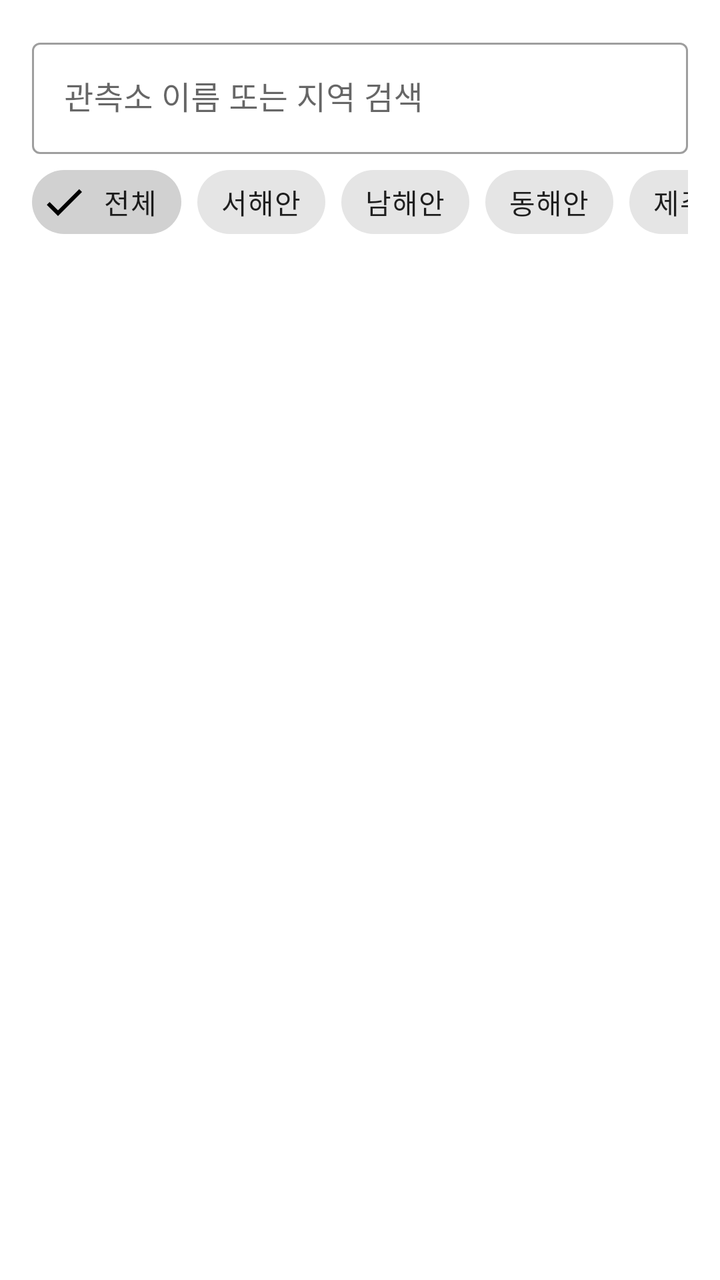
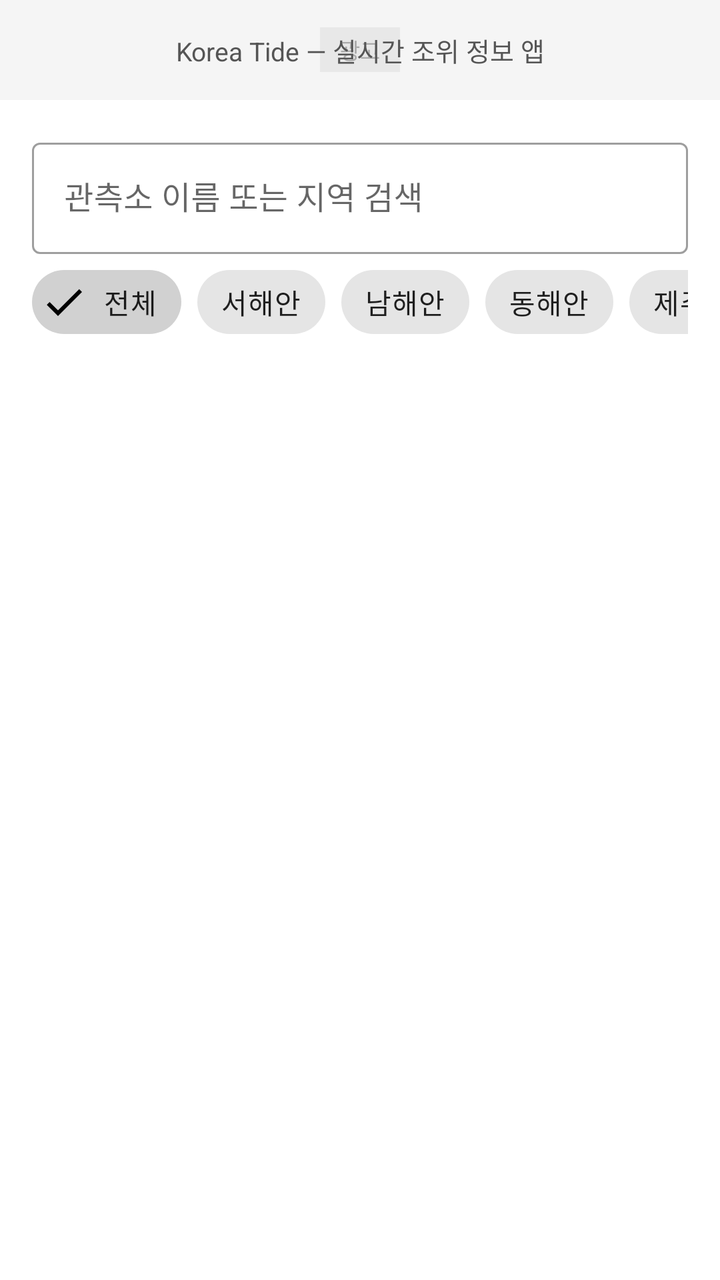

Before-and-after screenshots of an Android layout around one commit, followed by the original layout XML and the change that was made.
<!-- AndroidManifest.xml: application theme Theme.KoreTide -->
<!-- res/layout/fragment_search.xml -->
<?xml version="1.0" encoding="utf-8"?>
<androidx.constraintlayout.widget.ConstraintLayout
    xmlns:android="http://schemas.android.com/apk/res/android"
    xmlns:app="http://schemas.android.com/apk/res-auto"
    android:layout_width="match_parent"
    android:layout_height="match_parent"
    android:background="?android:attr/windowBackground">

    <com.google.android.material.textfield.TextInputLayout
        android:id="@+id/tilSearch"
        style="@style/Widget.MaterialComponents.TextInputLayout.OutlinedBox"
        android:layout_width="0dp"
        android:layout_height="wrap_content"
        android:layout_margin="@dimen/spacing_md"
        app:layout_constraintTop_toTopOf="parent"
        app:layout_constraintStart_toStartOf="parent"
        app:layout_constraintEnd_toEndOf="parent">

        <com.google.android.material.textfield.TextInputEditText
            android:id="@+id/etSearch"
            android:layout_width="match_parent"
            android:layout_height="wrap_content"
            android:hint="@string/hint_search"
            android:inputType="text"
            android:imeOptions="actionSearch"
            android:singleLine="true" />
    </com.google.android.material.textfield.TextInputLayout>

    <HorizontalScrollView
        android:id="@+id/scrollChips"
        android:layout_width="0dp"
        android:layout_height="wrap_content"
        android:scrollbars="none"
        android:paddingHorizontal="@dimen/spacing_md"
        app:layout_constraintTop_toBottomOf="@id/tilSearch"
        app:layout_constraintStart_toStartOf="parent"
        app:layout_constraintEnd_toEndOf="parent">

        <com.google.android.material.chip.ChipGroup
            android:id="@+id/chipGroup"
            android:layout_width="wrap_content"
            android:layout_height="wrap_content"
            app:singleSelection="true">

            <com.google.android.material.chip.Chip
                android:id="@+id/chipAll"
                style="@style/Widget.MaterialComponents.Chip.Filter"
                android:layout_width="wrap_content"
                android:layout_height="wrap_content"
                android:text="@string/filter_all"
                android:checked="true" />

            <com.google.android.material.chip.Chip
                android:id="@+id/chipWest"
                style="@style/Widget.MaterialComponents.Chip.Filter"
                android:layout_width="wrap_content"
                android:layout_height="wrap_content"
                android:text="@string/filter_west" />

            <com.google.android.material.chip.Chip
                android:id="@+id/chipSouth"
                style="@style/Widget.MaterialComponents.Chip.Filter"
                android:layout_width="wrap_content"
                android:layout_height="wrap_content"
                android:text="@string/filter_south" />

            <com.google.android.material.chip.Chip
                android:id="@+id/chipEast"
                style="@style/Widget.MaterialComponents.Chip.Filter"
                android:layout_width="wrap_content"
                android:layout_height="wrap_content"
                android:text="@string/filter_east" />

            <com.google.android.material.chip.Chip
                android:id="@+id/chipJeju"
                style="@style/Widget.MaterialComponents.Chip.Filter"
                android:layout_width="wrap_content"
                android:layout_height="wrap_content"
                android:text="@string/filter_jeju" />
        </com.google.android.material.chip.ChipGroup>
    </HorizontalScrollView>

    <ProgressBar
        android:id="@+id/progressBar"
        android:layout_width="wrap_content"
        android:layout_height="wrap_content"
        android:visibility="gone"
        app:layout_constraintTop_toBottomOf="@id/scrollChips"
        app:layout_constraintStart_toStartOf="parent"
        app:layout_constraintEnd_toEndOf="parent" />

    <TextView
        android:id="@+id/tvEmpty"
        android:layout_width="wrap_content"
        android:layout_height="wrap_content"
        android:text="@string/no_stations"
        android:visibility="gone"
        android:textColor="?android:textColorSecondary"
        app:layout_constraintTop_toBottomOf="@id/scrollChips"
        app:layout_constraintStart_toStartOf="parent"
        app:layout_constraintEnd_toEndOf="parent"
        app:layout_constraintBottom_toBottomOf="parent" />

    <androidx.recyclerview.widget.RecyclerView
        android:id="@+id/recyclerStations"
        android:layout_width="0dp"
        android:layout_height="0dp"
        android:clipToPadding="false"
        android:paddingBottom="@dimen/spacing_md"
        app:layout_constraintTop_toBottomOf="@id/scrollChips"
        app:layout_constraintBottom_toBottomOf="parent"
        app:layout_constraintStart_toStartOf="parent"
        app:layout_constraintEnd_toEndOf="parent" />

</androidx.constraintlayout.widget.ConstraintLayout>
<!-- resources referenced by this layout -->
<resources>
  <dimen name="spacing_md">16dp</dimen>
  <string name="filter_all">전체</string>
  <string name="filter_east">동해안</string>
  <string name="filter_jeju">제주</string>
  <string name="filter_south">남해안</string>
  <string name="filter_west">서해안</string>
  <string name="hint_search">관측소 이름 또는 지역 검색</string>
  <string name="no_stations">검색 결과가 없습니다</string>
  <style name="Theme.KoreTide" parent="Theme.MaterialComponents.DayNight.DarkActionBar">
          <item name="colorPrimary">@color/ocean_blue</item>
          <item name="colorPrimaryVariant">@color/ocean_dark</item>
          <item name="colorOnPrimary">@android:color/white</item>
          <item name="colorSecondary">@color/teal</item>
          <item name="colorOnSecondary">@android:color/white</item>
          <item name="android:statusBarColor">?attr/colorPrimaryVariant</item>
          <item name="windowActionBar">false</item>
          <item name="windowNoTitle">true</item>
      </style>
  <color name="ocean_blue">#0288D1</color>
  <color name="ocean_dark">#01579B</color>
  <color name="teal">#00ACC1</color>
</resources>

<!-- the commit's change to res/layout/fragment_search.xml (unified diff, before → after) -->
@@ -6,13 +6,43 @@
     android:layout_height="match_parent"
     android:background="?android:attr/windowBackground">
 
+    
+    <FrameLayout
+        android:id="@+id/adBanner"
+        android:layout_width="0dp"
+        android:layout_height="50dp"
+        android:background="#F5F5F5"
+        app:layout_constraintTop_toTopOf="parent"
+        app:layout_constraintStart_toStartOf="parent"
+        app:layout_constraintEnd_toEndOf="parent">
+
+        <TextView
+            android:layout_width="wrap_content"
+            android:layout_height="wrap_content"
+            android:layout_gravity="center"
+            android:text="@string/ad_label"
+            android:textSize="11sp"
+            android:textColor="#AAAAAA"
+            android:background="#E8E8E8"
+            android:paddingHorizontal="10dp"
+            android:paddingVertical="3dp" />
+
+        <TextView
+            android:layout_width="match_parent"
+            android:layout_height="match_parent"
+            android:gravity="center"
+            android:text="Korea Tide — 실시간 조위 정보 앱"
+            android:textSize="13sp"
+            android:textColor="#555555" />
+    </FrameLayout>
+
     <com.google.android.material.textfield.TextInputLayout
         android:id="@+id/tilSearch"
         style="@style/Widget.MaterialComponents.TextInputLayout.OutlinedBox"
         android:layout_width="0dp"
         android:layout_height="wrap_content"
         android:layout_margin="@dimen/spacing_md"
-        app:layout_constraintTop_toTopOf="parent"
+        app:layout_constraintTop_toBottomOf="@id/adBanner"
         app:layout_constraintStart_toStartOf="parent"
         app:layout_constraintEnd_toEndOf="parent">
 
<!-- resource entries referenced after the edit -->
@@ -1,6 +1,7 @@
 <!-- resources referenced by this layout -->
 <resources>
   <dimen name="spacing_md">16dp</dimen>
+  <string name="ad_label">광고</string>
   <string name="filter_all">전체</string>
   <string name="filter_east">동해안</string>
   <string name="filter_jeju">제주</string>
